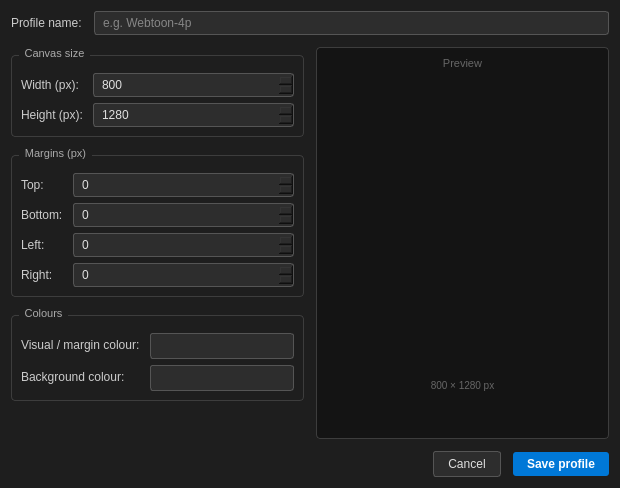
Qt form canvasprofiledialog.ui (ShadobaDev/Platemaker-qt) before a commit.
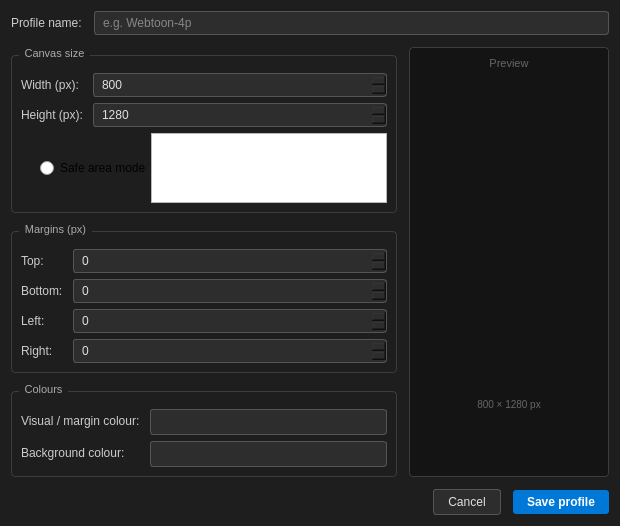
The same form after that commit.

Patch:
```diff
--- a/canvasprofiledialog.ui
+++ b/canvasprofiledialog.ui
@@ -159,6 +159,33 @@
             </property>
            </widget>
           </item>
+          <item row="2" column="0" colspan="2">
+           <layout class="QHBoxLayout" name="horizontalLayoutSafeAreaModifier">
+            <item>
+             <spacer name="horizontalSpacer">
+              <property name="orientation">
+               <enum>Qt::Orientation::Horizontal</enum>
+              </property>
+              <property name="sizeHint" stdset="0">
+               <size>
+                <width>40</width>
+                <height>20</height>
+               </size>
+              </property>
+             </spacer>
+            </item>
+            <item>
+             <widget class="QRadioButton" name="radioButtonSafeArea">
+              <property name="text">
+               <string>Safe area mode</string>
+              </property>
+             </widget>
+            </item>
+            <item>
+             <widget class="QTextBrowser" name="textAbsoluteSize"/>
+            </item>
+           </layout>
+          </item>
          </layout>
         </widget>
        </item>
```
